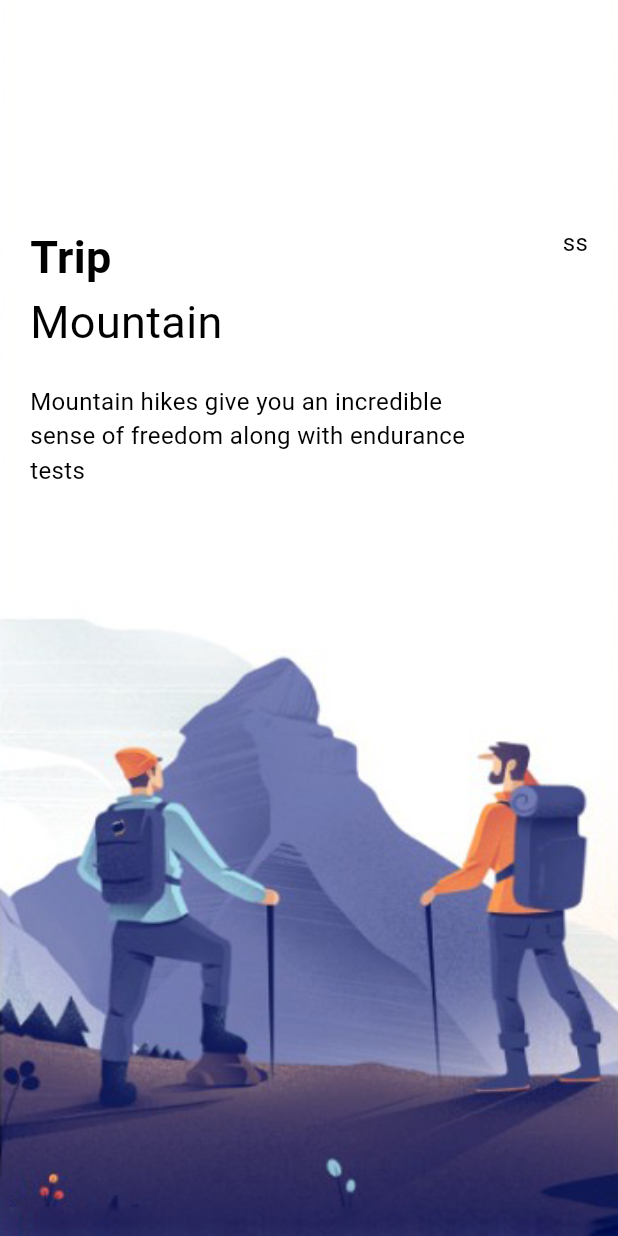
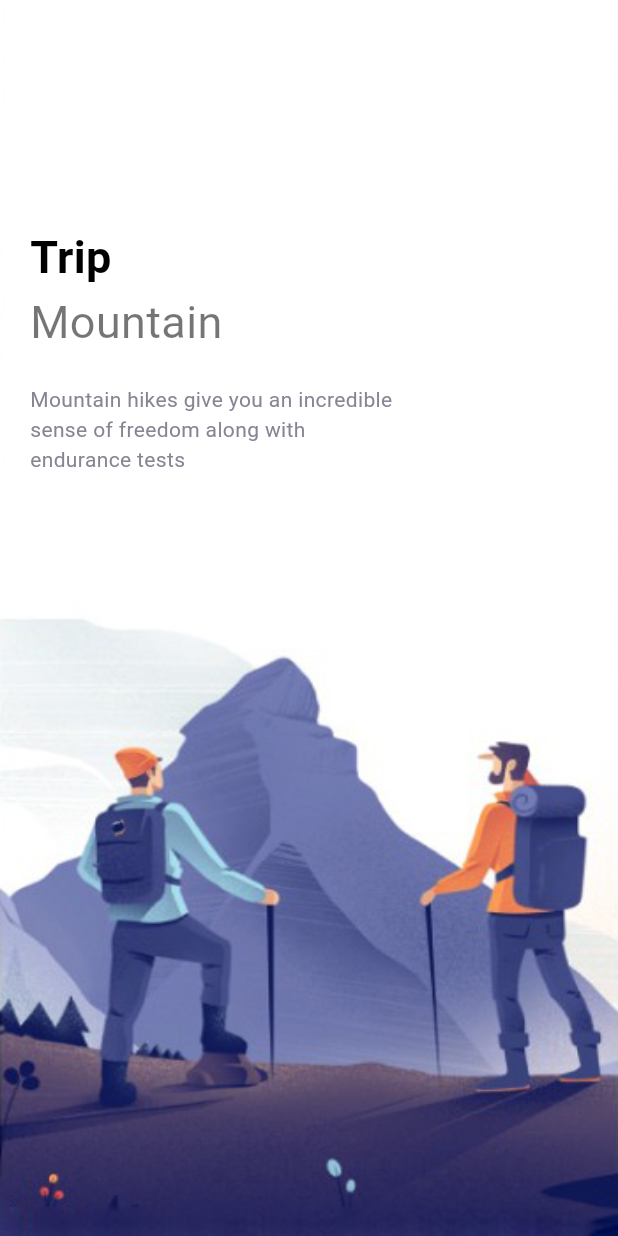
Before and after one commit to nmolkeri/trip-planner-flutter, a Flutter app: the screen it shows after launch, on a phone screen of 412 x 824 dp. Run offline on Flutter 3.47's test engine with Material 2 defaults, Android fonts, the light colour scheme and no system bars.

Commit message:
added text views

```diff
--- /dev/null
+++ b/lib/misc/colors.dart
@@ -0,0 +1,11 @@
+import 'dart:ui';
+
+class AppColors{
+  static final Color textColor1= Color(0xFF989acd);
+  static final Color textColor2 = Color(0xFF878593);
+  static final Color bigTextColor=Color(0xFF2e2e31);
+  static final Color mainColor= Color(0xFF5d69b3);
+  static final Color starColor = Color(0xFFe7bb4e);
+  static final Color mainTextColor = Color(0xFFababad);
+  static final Color buttonBackground = Color(0xFFf1f1f9);
+}
--- a/lib/pages/welcome_page.dart
+++ b/lib/pages/welcome_page.dart
@@ -1,4 +1,5 @@
 import 'package:flutter/material.dart';
+import 'package:trip_finder/misc/colors.dart';
 import 'package:trip_finder/widgets/app_large_text.dart';
 import 'package:trip_finder/widgets/app_text.dart';
 
@@ -37,23 +38,20 @@ class _WelcomePageState extends State<WelcomePage> {
             margin: const EdgeInsets.only(top: 150, left: 20, right: 20),
             child: Row(
               children: [
-                Expanded(
-                  flex: 8,
-                  child: Column(
+                Column(
                     crossAxisAlignment: CrossAxisAlignment.start,
                     children: [
                       AppLargeText(text: "Trip"),
-                      AppText(text: "Mountain", size: 30,),
+                      AppText(text: "Mountain", size: 30),
                       const SizedBox(height: 20),
-                      AppText(text: "Mountain hikes give you an incredible sense of freedom along with endurance tests")
+                      Container(width: 250,
+                        child: AppText(
+                          size: 14,
+                          color: AppColors.textColor2,
+                          text: "Mountain hikes give you an incredible sense of freedom along with endurance tests")
+                      )
                     ],
                   ),
-                ),
-                Expanded(flex: 2,
-                child: Column(
-                  crossAxisAlignment: CrossAxisAlignment.end,
-                  children: [AppText(text: "ss")],
-                ))
             ],),
           )
         );
--- a/lib/widgets/app_text.dart
+++ b/lib/widgets/app_text.dart
@@ -7,7 +7,7 @@ class AppText extends StatelessWidget {
 
   AppText({super.key,
   required this.text,
-  this.color = Colors.black,
+  this.color = Colors.black54,
   this.size = 16});
 
   @override
```
